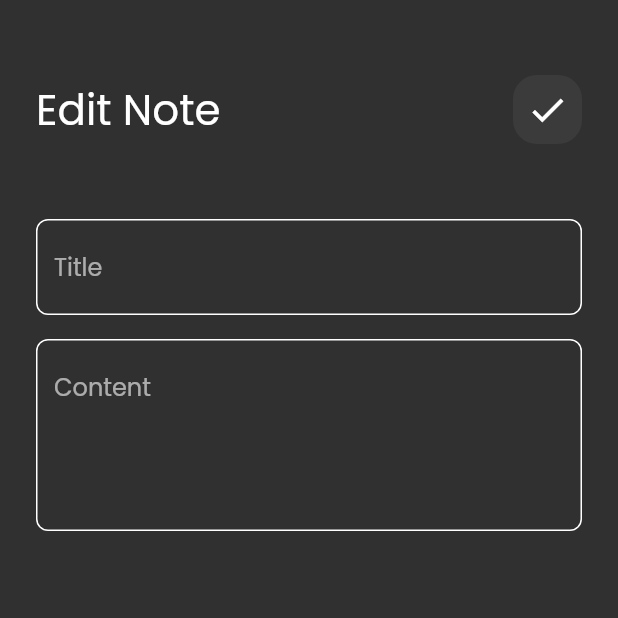
After one commit to MinaAdly2/notes-app, a Flutter app: the screen it shows after launch, after a tap on "Flutter Tips", on a phone screen of 412 x 824 dp, the top half of it. The commit adds this screen. Run offline on Flutter 3.47's test engine with Material 2 defaults, Android fonts, the phone set to English and light mode, and no system bars; our stand-ins replace font_awesome_flutter.

Commit message:
create edit note view and UI is done

```diff
--- /dev/null
+++ b/lib/views/edit_note_view.dart
@@ -0,0 +1,13 @@
+import 'package:flutter/material.dart';
+import 'package:notes_app/views/widgets/edit_note_view_body.dart';
+
+class EditNoteView extends StatelessWidget {
+  const EditNoteView({super.key});
+
+  @override
+  Widget build(BuildContext context) {
+    return const Scaffold(
+      body: EditNoteViewBody(),
+    );
+  }
+}
--- a/lib/views/widgets/custom_app_bar.dart
+++ b/lib/views/widgets/custom_app_bar.dart
@@ -2,20 +2,22 @@ import 'package:flutter/material.dart';
 import 'package:notes_app/views/widgets/custom_icon.dart';
 
 class CustomAppBar extends StatelessWidget {
-  const CustomAppBar({super.key});
+  const CustomAppBar({super.key, required this.title, required this.icon});
 
+  final String title;
+  final IconData icon;
   @override
   Widget build(BuildContext context) {
-    return const Row(
+    return Row(
       children: [
         Text(
-          'Notes',
-          style: TextStyle(
+          title,
+          style: const TextStyle(
             fontSize: 28,
           ),
         ),
-        Spacer(),
-        CustomIcon(),
+        const Spacer(),
+        CustomIcon(icon: icon),
       ],
     );
   }
--- a/lib/views/widgets/custom_icon.dart
+++ b/lib/views/widgets/custom_icon.dart
@@ -1,8 +1,8 @@
 import 'package:flutter/material.dart';
 
 class CustomIcon extends StatelessWidget {
-  const CustomIcon({super.key});
-
+  const CustomIcon({super.key, required this.icon});
+  final IconData icon;
   @override
   Widget build(BuildContext context) {
     return Container(
@@ -12,9 +12,9 @@ class CustomIcon extends StatelessWidget {
         color: Colors.white.withOpacity(0.05),
         borderRadius: BorderRadius.circular(16),
       ),
-      child: const Center(
+      child: Center(
         child: Icon(
-          Icons.search,
+          icon,
           size: 28,
         ),
       ),
--- /dev/null
+++ b/lib/views/widgets/edit_note_view_body.dart
@@ -0,0 +1,36 @@
+import 'package:flutter/material.dart';
+import 'package:notes_app/views/widgets/custom_app_bar.dart';
+import 'package:notes_app/views/widgets/custom_text_form_field.dart';
+
+class EditNoteViewBody extends StatelessWidget {
+  const EditNoteViewBody({super.key});
+
+  @override
+  Widget build(BuildContext context) {
+    return const Padding(
+      padding: EdgeInsets.symmetric(horizontal: 24),
+      child: Column(
+        children: [
+          SizedBox(
+            height: 50,
+          ),
+          CustomAppBar(
+            title: 'Edit Note',
+            icon: Icons.check,
+          ),
+          SizedBox(
+            height: 50,
+          ),
+          CustomTextFormField(hint: 'Title'),
+          SizedBox(
+            height: 16,
+          ),
+          CustomTextFormField(
+            hint: 'Content',
+            maxLines: 4,
+          ),
+        ],
+      ),
+    );
+  }
+}
--- a/lib/views/widgets/note_item.dart
+++ b/lib/views/widgets/note_item.dart
@@ -1,12 +1,24 @@
 import 'package:flutter/material.dart';
 import 'package:font_awesome_flutter/font_awesome_flutter.dart';
+import 'package:notes_app/views/edit_note_view.dart';
 
 class NoteItem extends StatelessWidget {
   const NoteItem({super.key});
 
   @override
   Widget build(BuildContext context) {
-    return Container(
+    return GestureDetector(
+      onTap: () {
+        Navigator.push(
+          context,
+          MaterialPageRoute(
+            builder: (context) {
+              return const EditNoteView();
+            },
+          ),
+        );
+      },
+      child: Container(
         padding: const EdgeInsetsDirectional.only(
           top: 24,
           bottom: 24,
@@ -58,6 +70,7 @@ class NoteItem extends StatelessWidget {
             ),
           ],
         ),
+      ),
     );
   }
 }
--- a/lib/views/widgets/notes_view_body.dart
+++ b/lib/views/widgets/notes_view_body.dart
@@ -14,7 +14,10 @@ class NotesViewBody extends StatelessWidget {
           SizedBox(
             height: 50,
           ),
-          CustomAppBar(),
+          CustomAppBar(
+            title: 'Notes',
+            icon: Icons.search,
+          ),
           Expanded(child: NotesListView()),
         ],
       ),
```
Lines whose indentation alone changed are shown as unchanged.
